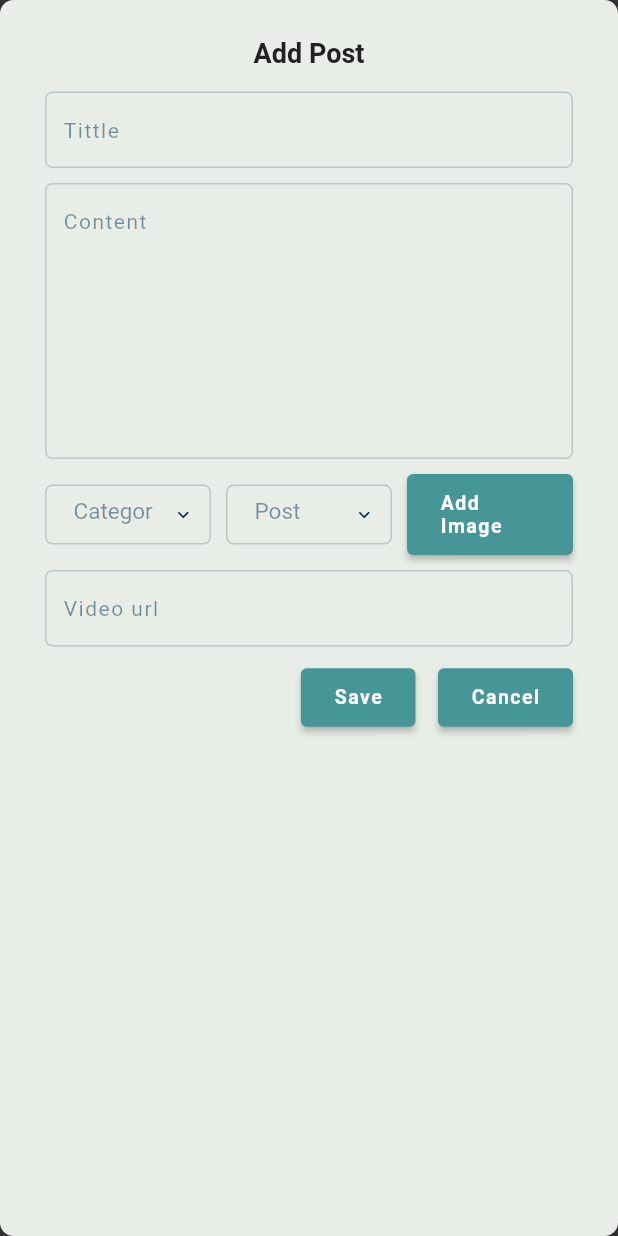
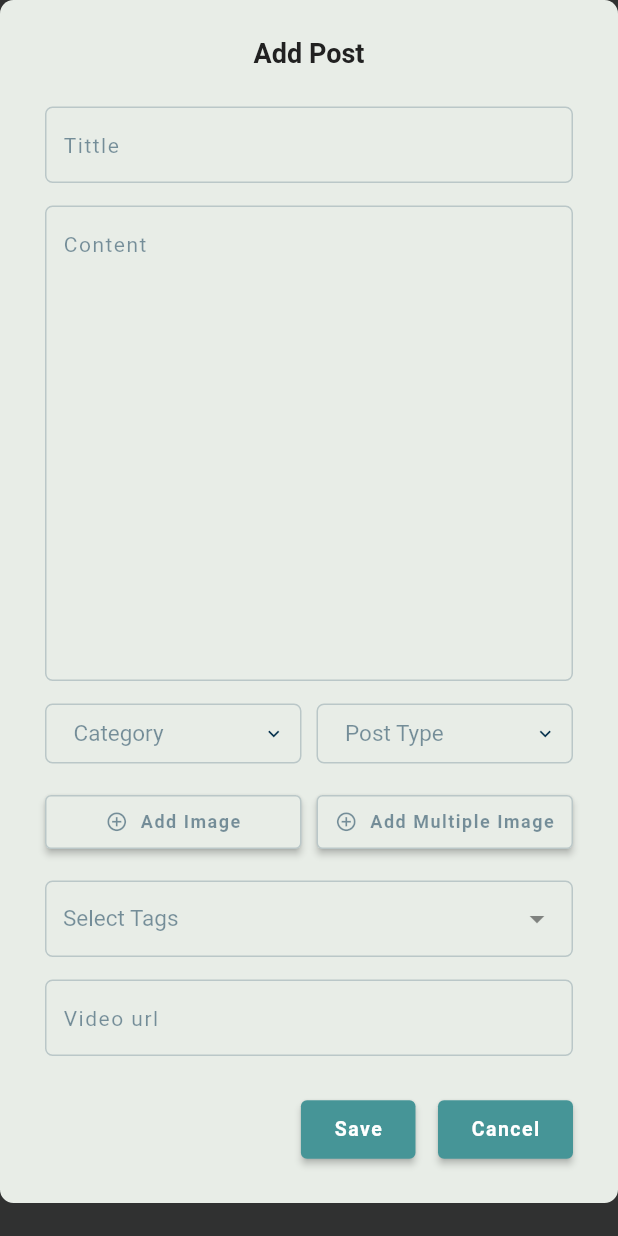
Before and after one commit to itsmeakhil/entertainment_news_app_dashboard, a Flutter app: the AddPostForm widget shown alone on an empty page, opened directly, on a phone screen of 412 x 824 dp. Run offline on Flutter 3.47's test engine with Material 2 defaults, Android fonts, the phone set to English and light mode, and no system bars; drawn by our look-alikes of dropdown_search; our stand-ins replace file_picker; missing offline and left inert: flutter_quill, search_choices.

Commit message:
post form ui completed

```diff
--- a/lib/screens/dashboard/add_post_form.dart
+++ b/lib/screens/dashboard/add_post_form.dart
@@ -5,11 +5,13 @@ import 'package:entertainment_news_app_dashboard/utils/utils.dart';
 import 'package:file_picker/file_picker.dart';
 import 'package:flutter/cupertino.dart';
 import 'package:flutter/material.dart';
-import 'package:image_picker/image_picker.dart';
+import 'package:flutter_quill/flutter_quill.dart' hide Text;
 
 import '../../utils/colors.dart';
+import '../widgets/button_field.dart';
 import '../widgets/category_field.dart';
 import '../widgets/login_button.dart';
+import '../widgets/multiple_search_field.dart';
 import '../widgets/post_type_field.dart';
 import '../widgets/textfield_form.dart';
 
@@ -22,6 +24,10 @@ class AddPostForm extends StatefulWidget {
 
 class _AddPostFormState extends State<AddPostForm> {
   PlatformFile? _imageFile;
+  List<PlatformFile>? _multiImageFiles;
+  QuillController _controller = QuillController.basic();
+
+
   Future<void> _pickImage() async {
     try {
       // Pick an image file using file_picker package
@@ -45,6 +51,29 @@ class _AddPostFormState extends State<AddPostForm> {
       );
     }
   }
+  Future<void> _pickMultiImages() async {
+    try {
+      // Pick an image file using file_picker package
+      FilePickerResult? result = await FilePicker.platform.pickFiles(
+          allowMultiple: true
+      );
+
+      // If user cancels the picker, do nothing
+      if (result == null) return;
+
+      // If user picks an image, update the state with the new image file
+      setState(() {
+        _multiImageFiles = result.files.map((path) => path).toList();
+      });
+    } catch (e) {
+      // If there is an error, show a snackbar with the error message
+      ScaffoldMessenger.of(context).showSnackBar(
+        SnackBar(
+          content: Text(e.toString()),
+        ),
+      );
+    }
+  }
   @override
   Widget build(BuildContext context) {
     return Container(
@@ -55,6 +84,7 @@ class _AddPostFormState extends State<AddPostForm> {
         child:  Form(
           child: Padding(
             padding: const EdgeInsets.symmetric(horizontal: 30.0,vertical: 25),
+            child: SingleChildScrollView(
               child: Column(
                 children: [
                   const Center(
@@ -62,24 +92,59 @@ class _AddPostFormState extends State<AddPostForm> {
                     'Add Post',
                         style: TextStyle(fontSize: 18,fontWeight: FontWeight.w600),
                   )),
+                  25.ph,
+                  const TextFieldForm(hintText: 'Tittle',),
                   15.ph,
-                const TextFieldForm(hintText: 'Tittle',),
-                10.ph,
-                const TextFieldForm(hintText: 'Content',maxLine: 8,),
-                10.ph,
+                  const TextFieldForm(hintText: 'Content',maxLine: 15,),
+                  15.ph,
                    Row(
                     children: [
                       const Expanded(child: CategoryField()),
                       10.pw,
                       const Expanded(child: PostTypeField()),
-                    10.pw,
-                    Expanded(child: LoginButton(text: _imageFile != null? 'Image Added':  'Add Image', onPressed: _pickImage,))
-
                     ],
                   ),
-                10.ph,
+                  15.ph,
+                  Row(
+                    children: [
+                      Expanded(child: ButtonField(text: _imageFile != null? 'Image Added':  'Add Image', onPressed: _pickImage, iconData: _imageFile != null? Icons.check:Icons.add_circle_outline_outlined, color: scaffoldBackground,)),
+                      10.pw,
+                      Expanded(child: ButtonField(text: _multiImageFiles != null? 'Multiple Images Added':  'Add Multiple Image', onPressed: _pickMultiImages, iconData: _multiImageFiles != null? Icons.check:Icons.add_circle_outline_outlined, color: scaffoldBackground,)),
+                    ],
+                  ),
+
+                  15.ph,
+                  const MultipleSearchField(),
+                  15.ph,
+                  //  QuillToolbar.basic(controller: _controller),
+                  // 15.ph,
+                  // Padding(
+                  //   padding: const EdgeInsets.all(8.0),
+                  //   child: Container(
+                  //     height: 100,
+                  //     width: MediaQuery.of(context).size.width,
+                  //     decoration: const BoxDecoration(
+                  //         boxShadow: [BoxShadow(
+                  //             color: Colors.lightBlueAccent,
+                  //             offset: Offset(5.0, 5.0)    ,
+                  //             blurRadius: 10.0,
+                  //             spreadRadius: 2.0
+                  //         ),
+                  //           BoxShadow(
+                  //               color: Colors.white,
+                  //               offset: Offset(0.0, 0.0),
+                  //               blurRadius: 0.0,
+                  //               spreadRadius: 0.0
+                  //           )
+                  //         ]
+                  //     ),
+                  //     child:
+                  //     QuillEditor.basic(controller: _controller, readOnly: false),),
+                  // ),
+                  // 15.ph,
+
                   const TextFieldForm(hintText: 'Video url',),
-                10.ph,
+                  25.ph,
                   Row(
                     mainAxisAlignment: MainAxisAlignment.end,
                     children: [
@@ -94,6 +159,7 @@ class _AddPostFormState extends State<AddPostForm> {
                 ],
               ),
             ),
+          ),
         ));
   }
 }
--- a/lib/screens/widgets/button_field.dart
+++ b/lib/screens/widgets/button_field.dart
@@ -23,7 +23,7 @@ class ButtonField extends StatelessWidget {
       style: ButtonStyle(
         backgroundColor: MaterialStateProperty.all(color),
         side: MaterialStateProperty.all(
-           BorderSide(color: adTextColor.withOpacity(0.5)),
+           BorderSide(color: adTextColor.withOpacity(0.2)),
         ),
       ),
       onPressed: () {
--- /dev/null
+++ b/lib/screens/widgets/multiple_search_field.dart
@@ -0,0 +1,48 @@
+import 'package:dropdown_search/dropdown_search.dart';
+import 'package:flutter/cupertino.dart';
+import 'package:flutter/material.dart';
+import 'package:search_choices/search_choices.dart';
+
+import '../../utils/colors.dart';
+
+class MultipleSearchField extends StatefulWidget {
+  const MultipleSearchField({Key? key}) : super(key: key);
+
+  @override
+  State<MultipleSearchField> createState() => _MultipleSearchFieldState();
+}
+
+class _MultipleSearchFieldState extends State<MultipleSearchField> {
+
+  List<DropdownMenuItem> items = [];
+  List<int> selectedItemsMultiDialogSelectAllNoneWoClear = [];
+
+  @override
+  Widget build(BuildContext context) {
+    return DropdownSearch<String>.multiSelection(
+      items: const ["Tag1", "Tag2", "Tag3", 'Tag4',"Tag1", "Tag2", "Tag3", 'Tag4'],
+      popupProps: PopupPropsMultiSelection.menu(
+        menuProps: const MenuProps(
+          backgroundColor: scaffoldBackground,
+          elevation: 5,
+        ),
+        showSearchBox:true,
+        searchFieldProps: const TextFieldProps(decoration: InputDecoration(hintText: 'Search here')),
+        showSelectedItems: true,
+        disabledItemFn: (String s) => s.startsWith('I'),
+      ),
+      //dropdownSearchDecoration: InputDecoration(labelText: "Name"),
+
+      onChanged: print,
+
+        dropdownDecoratorProps:  DropDownDecoratorProps(
+          dropdownSearchDecoration: InputDecoration(
+            labelText: "Select Tags",labelStyle: TextStyle(color: adTextColor.withOpacity(0.5), fontSize: 15),
+            hintText: "Select an Int",
+
+          ),
+        ),
+    )
+    ;
+  }
+}
--- a/pubspec.yaml
+++ b/pubspec.yaml
@@ -20,6 +20,9 @@ dependencies:
   image_picker: ^1.0.4
   image_picker_web: ^3.1.1
   file_picker: ^5.5.0
+  flutter_quill: ^7.3.9
+  search_choices: ^2.2.7
+  dropdown_search: ^5.0.6
 
 dev_dependencies:
   flutter_test:
```
Also changed, not shown: pubspec.lock, 5 other files. Lines whose indentation alone changed are shown as unchanged.
